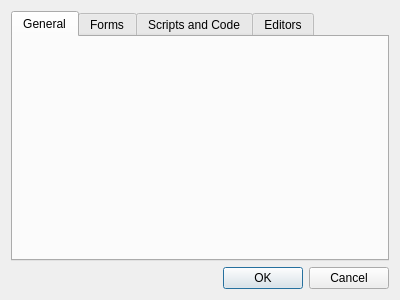
Qt form src/editor/dialogs/preferencesdialog.ui (0xFEEDC0DE64/QtGameMaker) before a commit.
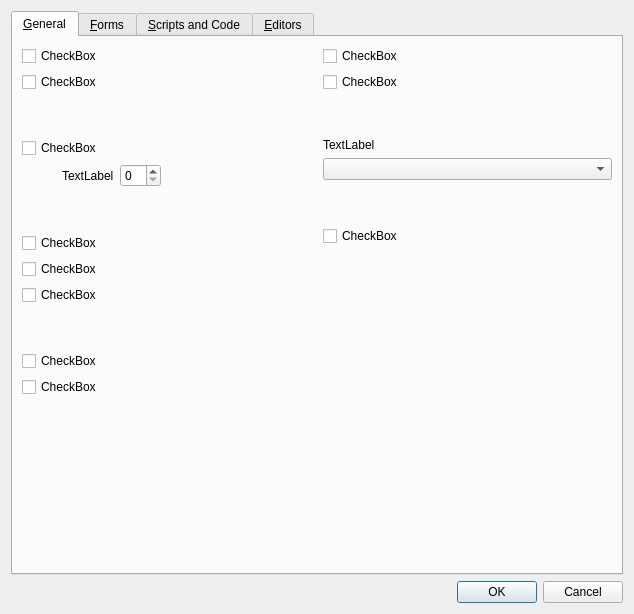
The same form after that commit.

```diff
--- a/src/editor/dialogs/preferencesdialog.ui
+++ b/src/editor/dialogs/preferencesdialog.ui
@@ -6,8 +6,8 @@
    <rect>
     <x>0</x>
     <y>0</y>
-    <width>400</width>
-    <height>300</height>
+    <width>634</width>
+    <height>614</height>
    </rect>
   </property>
   <property name="windowTitle">
@@ -18,22 +18,260 @@
     <widget class="QTabWidget" name="tabWidget">
      <widget class="QWidget" name="tabGeneral">
       <attribute name="title">
-       <string>General</string>
+       <string>&amp;General</string>
       </attribute>
+      <layout class="QHBoxLayout" name="horizontalLayout" stretch="1,0,1">
+       <item>
+        <layout class="QVBoxLayout" name="verticalLayout_2" stretch="0,0,0,0,0,0,0,0,0,0,0,0,1">
+         <item>
+          <widget class="QCheckBox" name="checkBox_2">
+           <property name="text">
+            <string>CheckBox</string>
+           </property>
+          </widget>
+         </item>
+         <item>
+          <widget class="QCheckBox" name="checkBox">
+           <property name="text">
+            <string>CheckBox</string>
+           </property>
+          </widget>
+         </item>
+         <item>
+          <spacer name="verticalSpacer">
+           <property name="orientation">
+            <enum>Qt::Vertical</enum>
+           </property>
+           <property name="sizeHint" stdset="0">
+            <size>
+             <width>20</width>
+             <height>40</height>
+            </size>
+           </property>
+          </spacer>
+         </item>
+         <item>
+          <widget class="QCheckBox" name="checkBox_3">
+           <property name="text">
+            <string>CheckBox</string>
+           </property>
+          </widget>
+         </item>
+         <item>
+          <layout class="QHBoxLayout" name="horizontalLayout_2" stretch="0,0,0,1">
+           <item>
+            <spacer name="horizontalSpacer">
+             <property name="orientation">
+              <enum>Qt::Horizontal</enum>
+             </property>
+             <property name="sizeHint" stdset="0">
+              <size>
+               <width>40</width>
+               <height>20</height>
+              </size>
+             </property>
+            </spacer>
+           </item>
+           <item>
+            <widget class="QLabel" name="label">
+             <property name="text">
+              <string>TextLabel</string>
+             </property>
+            </widget>
+           </item>
+           <item>
+            <widget class="QSpinBox" name="spinBox"/>
+           </item>
+           <item>
+            <spacer name="horizontalSpacer_2">
+             <property name="orientation">
+              <enum>Qt::Horizontal</enum>
+             </property>
+             <property name="sizeHint" stdset="0">
+              <size>
+               <width>40</width>
+               <height>20</height>
+              </size>
+             </property>
+            </spacer>
+           </item>
+          </layout>
+         </item>
+         <item>
+          <spacer name="verticalSpacer_2">
+           <property name="orientation">
+            <enum>Qt::Vertical</enum>
+           </property>
+           <property name="sizeHint" stdset="0">
+            <size>
+             <width>20</width>
+             <height>40</height>
+            </size>
+           </property>
+          </spacer>
+         </item>
+         <item>
+          <widget class="QCheckBox" name="checkBox_4">
+           <property name="text">
+            <string>CheckBox</string>
+           </property>
+          </widget>
+         </item>
+         <item>
+          <widget class="QCheckBox" name="checkBox_5">
+           <property name="text">
+            <string>CheckBox</string>
+           </property>
+          </widget>
+         </item>
+         <item>
+          <widget class="QCheckBox" name="checkBox_6">
+           <property name="text">
+            <string>CheckBox</string>
+           </property>
+          </widget>
+         </item>
+         <item>
+          <spacer name="verticalSpacer_3">
+           <property name="orientation">
+            <enum>Qt::Vertical</enum>
+           </property>
+           <property name="sizeHint" stdset="0">
+            <size>
+             <width>20</width>
+             <height>40</height>
+            </size>
+           </property>
+          </spacer>
+         </item>
+         <item>
+          <widget class="QCheckBox" name="checkBox_7">
+           <property name="text">
+            <string>CheckBox</string>
+           </property>
+          </widget>
+         </item>
+         <item>
+          <widget class="QCheckBox" name="checkBox_8">
+           <property name="text">
+            <string>CheckBox</string>
+           </property>
+          </widget>
+         </item>
+         <item>
+          <spacer name="verticalSpacer_4">
+           <property name="orientation">
+            <enum>Qt::Vertical</enum>
+           </property>
+           <property name="sizeHint" stdset="0">
+            <size>
+             <width>20</width>
+             <height>40</height>
+            </size>
+           </property>
+          </spacer>
+         </item>
+        </layout>
+       </item>
+       <item>
+        <widget class="QFrame" name="frame">
+         <property name="frameShape">
+          <enum>QFrame::HLine</enum>
+         </property>
+         <property name="frameShadow">
+          <enum>QFrame::Sunken</enum>
+         </property>
+        </widget>
+       </item>
+       <item>
+        <layout class="QVBoxLayout" name="verticalLayout_3" stretch="0,0,0,0,0,0,0,1">
+         <item>
+          <widget class="QCheckBox" name="checkBox_9">
+           <property name="text">
+            <string>CheckBox</string>
+           </property>
+          </widget>
+         </item>
+         <item>
+          <widget class="QCheckBox" name="checkBox_10">
+           <property name="text">
+            <string>CheckBox</string>
+           </property>
+          </widget>
+         </item>
+         <item>
+          <spacer name="verticalSpacer_5">
+           <property name="orientation">
+            <enum>Qt::Vertical</enum>
+           </property>
+           <property name="sizeHint" stdset="0">
+            <size>
+             <width>20</width>
+             <height>40</height>
+            </size>
+           </property>
+          </spacer>
+         </item>
+         <item>
+          <widget class="QLabel" name="label_2">
+           <property name="text">
+            <string>TextLabel</string>
+           </property>
+          </widget>
+         </item>
+         <item>
+          <widget class="QComboBox" name="comboBox"/>
+         </item>
+         <item>
+          <spacer name="verticalSpacer_6">
+           <property name="orientation">
+            <enum>Qt::Vertical</enum>
+           </property>
+           <property name="sizeHint" stdset="0">
+            <size>
+             <width>20</width>
+             <height>40</height>
+            </size>
+           </property>
+          </spacer>
+         </item>
+         <item>
+          <widget class="QCheckBox" name="checkBox_11">
+           <property name="text">
+            <string>CheckBox</string>
+           </property>
+          </widget>
+         </item>
+         <item>
+          <spacer name="verticalSpacer_7">
+           <property name="orientation">
+            <enum>Qt::Vertical</enum>
+           </property>
+           <property name="sizeHint" stdset="0">
+            <size>
+             <width>20</width>
+             <height>40</height>
+            </size>
+           </property>
+          </spacer>
+         </item>
+        </layout>
+       </item>
+      </layout>
      </widget>
      <widget class="QWidget" name="tabForms">
       <attribute name="title">
-       <string>Forms</string>
+       <string>&amp;Forms</string>
       </attribute>
      </widget>
      <widget class="QWidget" name="tabScriptsAndCode">
       <attribute name="title">
-       <string>Scripts and Code</string>
+       <string>&amp;Scripts and Code</string>
       </attribute>
      </widget>
      <widget class="QWidget" name="tabEditors">
       <attribute name="title">
-       <string>Editors</string>
+       <string>&amp;Editors</string>
       </attribute>
      </widget>
     </widget>
```
Left out of the diff: 177 changed lines with no effect on the pictures.
